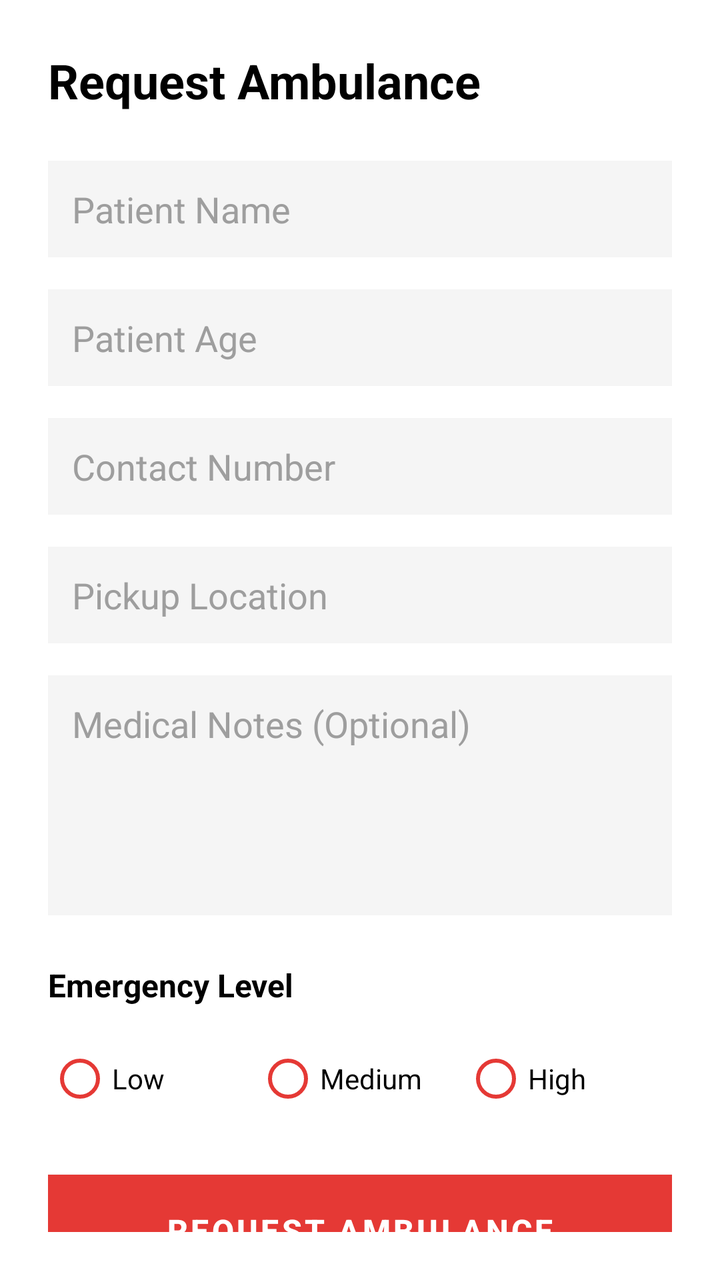
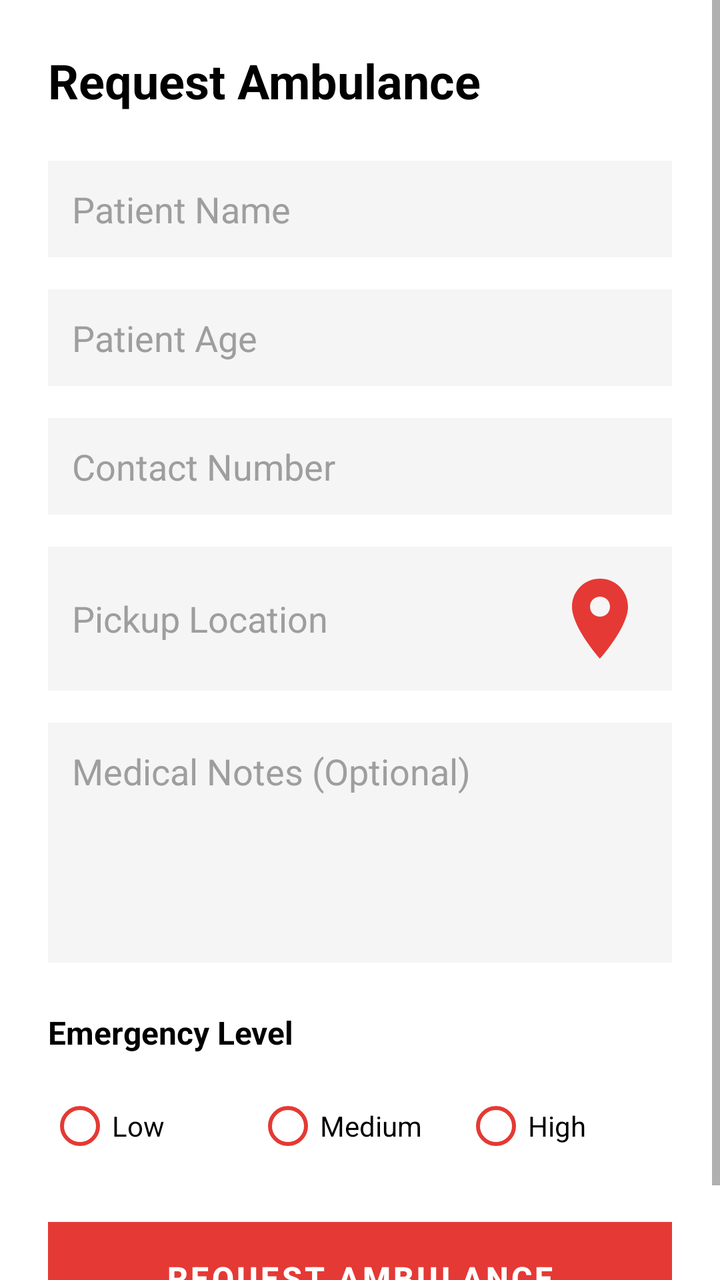

Two renders of the same Android screen: before a commit and after it. Below are the layout's source before the change and the commit's diff.
<!-- AndroidManifest.xml: activity theme Theme.AmbuPlus -->
<!-- res/layout/activity_request.xml -->
<?xml version="1.0" encoding="utf-8"?>
<LinearLayout xmlns:android="http://schemas.android.com/apk/res/android"
    android:layout_width="match_parent"
    android:layout_height="match_parent"
    android:orientation="vertical"
    android:padding="24dp"
    android:background="#FFFFFF">

    <TextView
        android:layout_width="wrap_content"
        android:layout_height="wrap_content"
        android:text="Request Ambulance"
        android:textSize="24sp"
        android:textColor="#000000"
        android:textStyle="bold"
        android:layout_marginBottom="24dp" />

    <EditText
        android:id="@+id/etPatientName"
        android:layout_width="match_parent"
        android:layout_height="wrap_content"
        android:hint="Patient Name"
        android:textColor="#000000"
        android:textColorHint="#9E9E9E"
        android:background="#F5F5F5"
        android:minHeight="48dp"
        android:layout_marginBottom="16dp"
        android:padding="12dp" />

    <EditText
        android:id="@+id/etPatientAge"
        android:layout_width="match_parent"
        android:layout_height="wrap_content"
        android:hint="Patient Age"
        android:textColor="#000000"
        android:textColorHint="#9E9E9E"
        android:background="#F5F5F5"
        android:inputType="number"
        android:minHeight="48dp"
        android:layout_marginBottom="16dp"
        android:padding="12dp" />

    <EditText
        android:id="@+id/etContactNumber"
        android:layout_width="match_parent"
        android:layout_height="wrap_content"
        android:hint="Contact Number"
        android:textColor="#000000"
        android:textColorHint="#9E9E9E"
        android:background="#F5F5F5"
        android:inputType="phone"
        android:minHeight="48dp"
        android:layout_marginBottom="16dp"
        android:padding="12dp" />

    <EditText
        android:id="@+id/etLocation"
        android:layout_width="match_parent"
        android:layout_height="wrap_content"
        android:hint="Pickup Location"
        android:textColor="#000000"
        android:textColorHint="#9E9E9E"
        android:background="#F5F5F5"
        android:minHeight="48dp"
        android:layout_marginBottom="16dp"
        android:padding="12dp" />

    <EditText
        android:id="@+id/etMedicalNotes"
        android:layout_width="match_parent"
        android:layout_height="120dp"
        android:hint="Medical Notes (Optional)"
        android:textColor="#000000"
        android:textColorHint="#9E9E9E"
        android:background="#F5F5F5"
        android:gravity="top"
        android:inputType="textMultiLine"
        android:layout_marginBottom="24dp"
        android:padding="12dp" />

    <TextView
        android:layout_width="wrap_content"
        android:layout_height="wrap_content"
        android:text="Emergency Level"
        android:textSize="16sp"
        android:textStyle="bold"
        android:textColor="#000000"
        android:layout_marginBottom="12dp" />

    <RadioGroup
        android:id="@+id/rgEmergencyLevel"
        android:layout_width="match_parent"
        android:layout_height="wrap_content"
        android:orientation="horizontal"
        android:layout_marginBottom="24dp">

        <RadioButton
            android:id="@+id/rbLow"
            android:layout_width="0dp"
            android:layout_height="wrap_content"
            android:layout_weight="1"
            android:text="Low"
            android:textColor="#000000"
            android:buttonTint="#E53935"
            android:minHeight="48dp" />

        <RadioButton
            android:id="@+id/rbMedium"
            android:layout_width="0dp"
            android:layout_height="wrap_content"
            android:layout_weight="1"
            android:text="Medium"
            android:textColor="#000000"
            android:buttonTint="#E53935"
            android:minHeight="48dp" />

        <RadioButton
            android:id="@+id/rbHigh"
            android:layout_width="0dp"
            android:layout_height="wrap_content"
            android:layout_weight="1"
            android:text="High"
            android:textColor="#000000"
            android:buttonTint="#E53935"
            android:minHeight="48dp" />

    </RadioGroup>

    <Button
        android:id="@+id/btnSubmitRequest"
        android:layout_width="match_parent"
        android:layout_height="56dp"
        android:text="REQUEST AMBULANCE"
        android:background="#E53935"
        android:textColor="#FFFFFF"
        android:textSize="16sp"
        android:textStyle="bold" />

</LinearLayout>
<!-- resources referenced by this layout -->
<resources>
  <style name="Theme.AmbuPlus" parent="Theme.MaterialComponents.DayNight.DarkActionBar">
          <item name="android:windowNoTitle">true</item>
          <item name="android:windowActionBar">false</item>
  
          <item name="colorPrimary">#E53935</item>
          <item name="colorOnSurface">#000000</item>
          <item name="colorOnBackground">#000000</item>
      </style>
</resources>

<!-- the commit's change to res/layout/activity_request.xml (unified diff, before → after) -->
@@ -1,139 +1,163 @@
 <?xml version="1.0" encoding="utf-8"?>
-<LinearLayout xmlns:android="http://schemas.android.com/apk/res/android"
+<ScrollView xmlns:android="http://schemas.android.com/apk/res/android"
     android:layout_width="match_parent"
     android:layout_height="match_parent"
-    android:orientation="vertical"
-    android:padding="24dp"
-    android:background="#FFFFFF">
+    android:background="#FFFFFF"
+    android:fillViewport="true">
 
-    <TextView
-        android:layout_width="wrap_content"
-        android:layout_height="wrap_content"
-        android:text="Request Ambulance"
-        android:textSize="24sp"
-        android:textColor="#000000"
-        android:textStyle="bold"
-        android:layout_marginBottom="24dp" />
-
-    <EditText
-        android:id="@+id/etPatientName"
+    <LinearLayout
         android:layout_width="match_parent"
         android:layout_height="wrap_content"
-        android:hint="Patient Name"
-        android:textColor="#000000"
-        android:textColorHint="#9E9E9E"
-        android:background="#F5F5F5"
-        android:minHeight="48dp"
-        android:layout_marginBottom="16dp"
-        android:padding="12dp" />
+        android:orientation="vertical"
+        android:padding="24dp">
 
-    <EditText
-        android:id="@+id/etPatientAge"
-        android:layout_width="match_parent"
-        android:layout_height="wrap_content"
-        android:hint="Patient Age"
-        android:textColor="#000000"
-        android:textColorHint="#9E9E9E"
-        android:background="#F5F5F5"
-        android:inputType="number"
-        android:minHeight="48dp"
-        android:layout_marginBottom="16dp"
-        android:padding="12dp" />
+        <TextView
+            android:layout_width="wrap_content"
+            android:layout_height="wrap_content"
+            android:text="Request Ambulance"
+            android:textSize="24sp"
+            android:textColor="#000000"
+            android:textStyle="bold"
+            android:layout_marginBottom="24dp" />
 
-    <EditText
-        android:id="@+id/etContactNumber"
-        android:layout_width="match_parent"
-        android:layout_height="wrap_content"
-        android:hint="Contact Number"
-        android:textColor="#000000"
-        android:textColorHint="#9E9E9E"
-        android:background="#F5F5F5"
-        android:inputType="phone"
-        android:minHeight="48dp"
-        android:layout_marginBottom="16dp"
-        android:padding="12dp" />
+        
+        <TextView
+            android:id="@+id/tvEmergencyBanner"
+            android:layout_width="match_parent"
+            android:layout_height="wrap_content"
+            android:text="🚨 EMERGENCY MODE: 3 requests remaining"
+            android:textSize="14sp"
+            android:textStyle="bold"
+            android:textColor="#FFFFFF"
+            android:background="#F44336"
+            android:gravity="center"
+            android:padding="12dp"
+            android:layout_marginBottom="16dp"
+            android:visibility="gone" />
 
-    <EditText
-        android:id="@+id/etLocation"
-        android:layout_width="match_parent"
-        android:layout_height="wrap_content"
-        android:hint="Pickup Location"
-        android:textColor="#000000"
-        android:textColorHint="#9E9E9E"
-        android:background="#F5F5F5"
-        android:minHeight="48dp"
-        android:layout_marginBottom="16dp"
-        android:padding="12dp" />
+        <EditText
+            android:id="@+id/etPatientName"
+            android:layout_width="match_parent"
+            android:layout_height="wrap_content"
+            android:hint="Patient Name"
+            android:textColor="#000000"
+            android:textColorHint="#9E9E9E"
+            android:background="#F5F5F5"
+            android:minHeight="48dp"
+            android:layout_marginBottom="16dp"
+            android:padding="12dp" />
 
-    <EditText
-        android:id="@+id/etMedicalNotes"
-        android:layout_width="match_parent"
-        android:layout_height="120dp"
-        android:hint="Medical Notes (Optional)"
-        android:textColor="#000000"
-        android:textColorHint="#9E9E9E"
-        android:background="#F5F5F5"
-        android:gravity="top"
-        android:inputType="textMultiLine"
-        android:layout_marginBottom="24dp"
-        android:padding="12dp" />
+        <EditText
+            android:id="@+id/etPatientAge"
+            android:layout_width="match_parent"
+            android:layout_height="wrap_content"
+            android:hint="Patient Age"
+            android:textColor="#000000"
+            android:textColorHint="#9E9E9E"
+            android:background="#F5F5F5"
+            android:inputType="number"
+            android:minHeight="48dp"
+            android:layout_marginBottom="16dp"
+            android:padding="12dp" />
 
-    <TextView
-        android:layout_width="wrap_content"
-        android:layout_height="wrap_content"
-        android:text="Emergency Level"
-        android:textSize="16sp"
-        android:textStyle="bold"
-        android:textColor="#000000"
-        android:layout_marginBottom="12dp" />
+        <EditText
+            android:id="@+id/etContactNumber"
+            android:layout_width="match_parent"
+            android:layout_height="wrap_content"
+            android:hint="Contact Number"
+            android:textColor="#000000"
+            android:textColorHint="#9E9E9E"
+            android:background="#F5F5F5"
+            android:inputType="phone"
+            android:minHeight="48dp"
+            android:layout_marginBottom="16dp"
+            android:padding="12dp" />
 
-    <RadioGroup
-        android:id="@+id/rgEmergencyLevel"
-        android:layout_width="match_parent"
-        android:layout_height="wrap_content"
-        android:orientation="horizontal"
-        android:layout_marginBottom="24dp">
+        <EditText
+            android:id="@+id/etLocation"
+            android:layout_width="match_parent"
+            android:layout_height="wrap_content"
+            android:hint="Pickup Location"
+            android:textColor="#000000"
+            android:textColorHint="#9E9E9E"
+            android:background="#F5F5F5"
+            android:minHeight="48dp"
+            android:layout_marginBottom="16dp"
+            android:padding="12dp"
+            android:drawableEnd="@drawable/ic_map_marker"
+            android:drawableTint="#E53935" />
 
-        <RadioButton
-            android:id="@+id/rbLow"
-            android:layout_width="0dp"
+        <EditText
+            android:id="@+id/etMedicalNotes"
+            android:layout_width="match_parent"
+            android:layout_height="120dp"
+            android:hint="Medical Notes (Optional)"
+            android:textColor="#000000"
+            android:textColorHint="#9E9E9E"
+            android:background="#F5F5F5"
+            android:gravity="top"
+            android:inputType="textMultiLine"
+            android:layout_marginBottom="24dp"
+            android:padding="12dp" />
+
+        <TextView
+            android:layout_width="wrap_content"
             android:layout_height="wrap_content"
-            android:layout_weight="1"
-            android:text="Low"
+            android:text="Emergency Level"
+            android:textSize="16sp"
+            android:textStyle="bold"
             android:textColor="#000000"
-            android:buttonTint="#E53935"
-            android:minHeight="48dp" />
+            android:layout_marginBottom="12dp" />
 
-        <RadioButton
-            android:id="@+id/rbMedium"
-            android:layout_width="0dp"
+        <RadioGroup
+            android:id="@+id/rgEmergencyLevel"
+            android:layout_width="match_parent"
             android:layout_height="wrap_content"
-            android:layout_weight="1"
-            android:text="Medium"
-            android:textColor="#000000"
-            android:buttonTint="#E53935"
-            android:minHeight="48dp" />
+            android:orientation="horizontal"
+            android:layout_marginBottom="24dp">
 
-        <RadioButton
-            android:id="@+id/rbHigh"
-            android:layout_width="0dp"
-            android:layout_height="wrap_content"
-            android:layout_weight="1"
-            android:text="High"
-            android:textColor="#000000"
-            android:buttonTint="#E53935"
-            android:minHeight="48dp" />
+            <RadioButton
+                android:id="@+id/rbLow"
+                android:layout_width="0dp"
+                android:layout_height="wrap_content"
+                android:layout_weight="1"
+                android:text="Low"
+                android:textColor="#000000"
+                android:buttonTint="#E53935"
+                android:minHeight="48dp" />
 
-    </RadioGroup>
+            <RadioButton
+                android:id="@+id/rbMedium"
+                android:layout_width="0dp"
+                android:layout_height="wrap_content"
+                android:layout_weight="1"
+                android:text="Medium"
+                android:textColor="#000000"
+                android:buttonTint="#E53935"
+                android:minHeight="48dp" />
 
-    <Button
-        android:id="@+id/btnSubmitRequest"
-        android:layout_width="match_parent"
-        android:layout_height="56dp"
-        android:text="REQUEST AMBULANCE"
-        android:background="#E53935"
-        android:textColor="#FFFFFF"
-        android:textSize="16sp"
-        android:textStyle="bold" />
+            <RadioButton
+                android:id="@+id/rbHigh"
+                android:layout_width="0dp"
+                android:layout_height="wrap_content"
+                android:layout_weight="1"
+                android:text="High"
+                android:textColor="#000000"
+                android:buttonTint="#E53935"
+                android:minHeight="48dp" />
 
-</LinearLayout>
+        </RadioGroup>
+
+        <Button
+            android:id="@+id/btnSubmitRequest"
+            android:layout_width="match_parent"
+            android:layout_height="56dp"
+            android:text="REQUEST AMBULANCE"
+            android:background="#E53935"
+            android:textColor="#FFFFFF"
+            android:textSize="16sp"
+            android:textStyle="bold" />
+
+    </LinearLayout>
+
+</ScrollView>
<!-- resource entries referenced after the edit -->
@@ -1,5 +1,16 @@
 <!-- resources referenced by this layout -->
 <resources>
+  <!-- drawable ic_map_marker (drawable) -->
+  <vector xmlns:android="http://schemas.android.com/apk/res/android"
+      android:width="48dp"
+      android:height="48dp"
+      android:viewportWidth="24"
+      android:viewportHeight="24">
+      
+      <path
+          android:fillColor="#E53935"
+          android:pathData="M12,2C8.1,2,5,5.1,5,9c0,5.2,7,13,7,13s7-7.8,7-13C19,5.1,15.9,2,12,2z M12,11.5c-1.4,0-2.5-1.1-2.5-2.5s1.1-2.5,2.5-2.5s2.5,1.1,2.5,2.5S13.4,11.5,12,11.5z"/>
+  </vector>
   <style name="Theme.AmbuPlus" parent="Theme.MaterialComponents.DayNight.DarkActionBar">
           <item name="android:windowNoTitle">true</item>
           <item name="android:windowActionBar">false</item>
